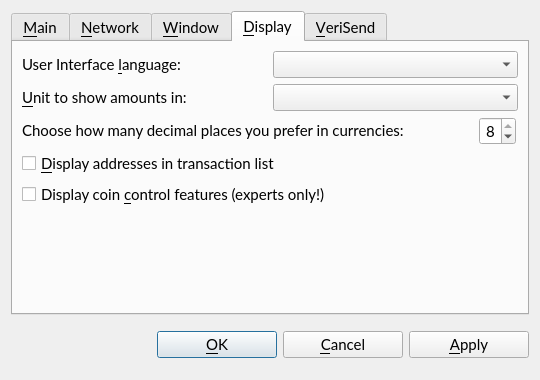
Old version of the form src/qt/forms/optionsdialog.ui in the repository VeriConomy/vericoin.
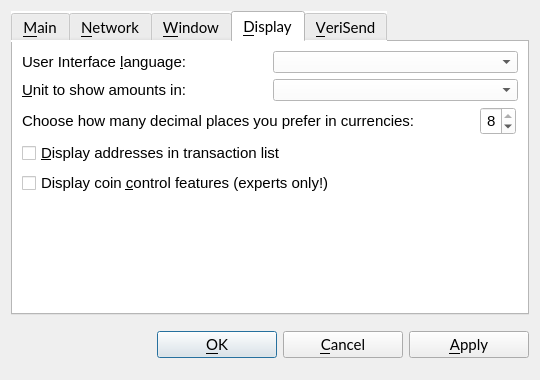
New version of the form. Custom widgets are drawn as their Qt base class.

Patch:
```diff
--- a/src/qt/forms/optionsdialog.ui
+++ b/src/qt/forms/optionsdialog.ui
@@ -29,6 +29,9 @@
        <pointsize>11</pointsize>
       </font>
      </property>
+     <property name="styleSheet">
+      <string notr="true">background: white;</string>
+     </property>
      <property name="tabPosition">
       <enum>QTabWidget::North</enum>
      </property>
```
